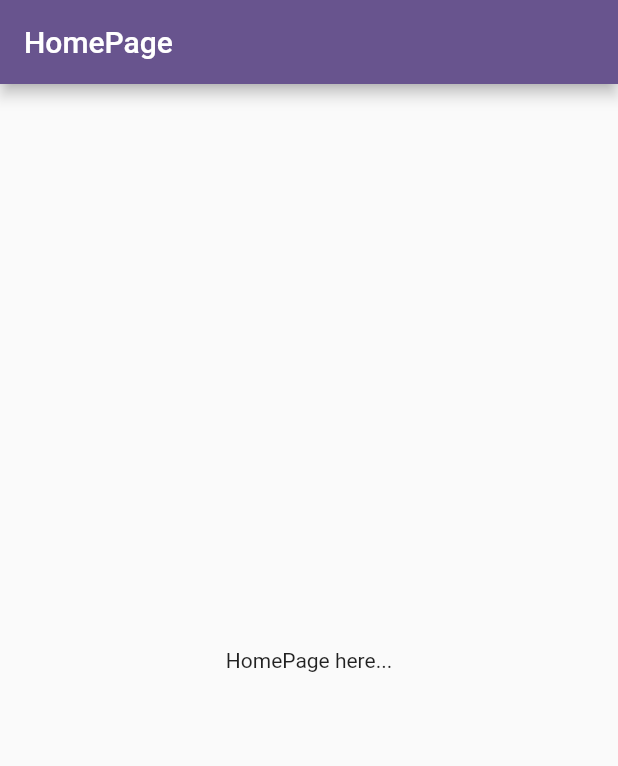
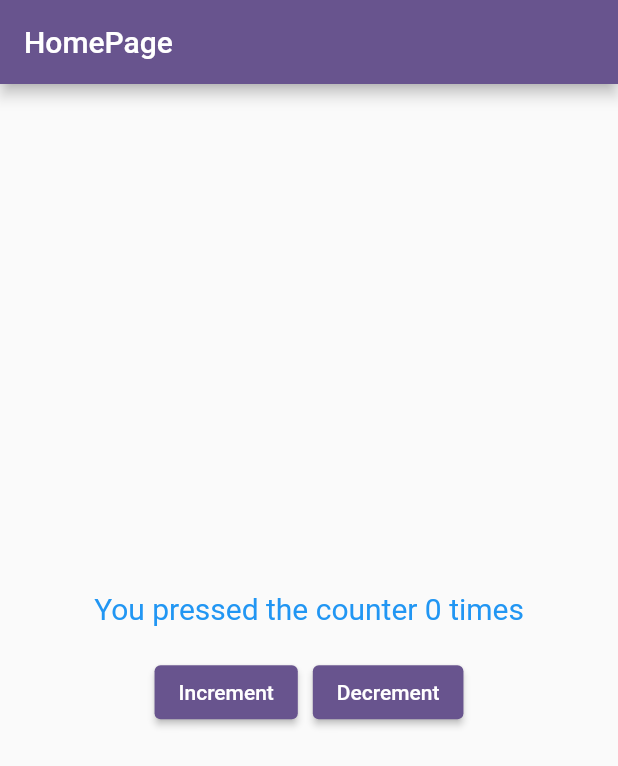
Before and after one commit to vipullal-github/flutter-provider-example, a Flutter app: the screen it shows after launch, on a phone screen of 412 x 824 dp. Shown: the top 766 px of the screen. Run offline on Flutter 3.47's test engine with Material 2 defaults, Android fonts, the phone set to English and light mode, and no system bars.

Commit message:
Final version

```diff
--- a/lib/home_page.dart
+++ b/lib/home_page.dart
@@ -1,22 +1,50 @@
-
-
 import 'package:flutter/material.dart';
-
-
+import 'package:flutter_provider_example/counter_provider.dart';
+import 'package:provider/provider.dart';
 
 class HomePage extends StatelessWidget {
-
   const HomePage({super.key});
-
-
 
   @override
   Widget build(BuildContext context) {
     return Scaffold(
-      appBar: AppBar(title: const Text("HomePage"),),
-      body: const Center(
-      child: Text('HomePage here...'),
-    )
-  );
+        appBar: AppBar(
+          title: const Text("HomePage"),
+        ),
+        body: Consumer<CounterProvider>(
+          builder: (context, CounterProvider p, child) {
+            return Column(
+              mainAxisAlignment: MainAxisAlignment.center,
+              children: [
+                Text(
+                  "You pressed the counter ${p.counter} times",
+                  style: const TextStyle(color: Colors.blue, fontSize: 20),
+                ),
+                const SizedBox(
+                  height: 20,
+                ),
+                Row(
+                  mainAxisAlignment: MainAxisAlignment.center,
+                  children: [
+                    ElevatedButton(
+                      onPressed: () {
+                        p.incrementCounter();
+                      },
+                      child: const Text("Increment"),
+                    ),
+                    const SizedBox(
+                      width: 10,
+                    ),
+                    ElevatedButton(
+                        onPressed: () {
+                          p.decrementCount();
+                        },
+                        child: const Text("Decrement"))
+                  ],
+                )
+              ],
+            );
+          },
+        ));
   }
 }
--- a/lib/main.dart
+++ b/lib/main.dart
@@ -1,4 +1,6 @@
 import 'package:flutter/material.dart';
+import 'package:flutter_provider_example/counter_provider.dart';
+import 'package:provider/provider.dart';
 import 'home_page.dart';
 
 void main() {
@@ -7,6 +9,13 @@ void main() {
 
 class MyApp extends StatelessWidget {
   const MyApp({super.key});
+
+  Widget _wrapHomePageWithProvider() {
+    return ChangeNotifierProvider<CounterProvider>(
+      create: (context) => CounterProvider(),
+      builder: (context, child) => const HomePage(),
+    );
+  }
 
   // This widget is the root of your application.
   @override
@@ -17,7 +26,7 @@ class MyApp extends StatelessWidget {
         colorScheme: ColorScheme.fromSeed(seedColor: Colors.deepPurple),
         useMaterial3: false,
       ),
-      home: const HomePage(),
+      home: _wrapHomePageWithProvider(),
     );
   }
 }
```
Also changed, not shown: lib/counter_provider.dart (+5 -4 lines).
